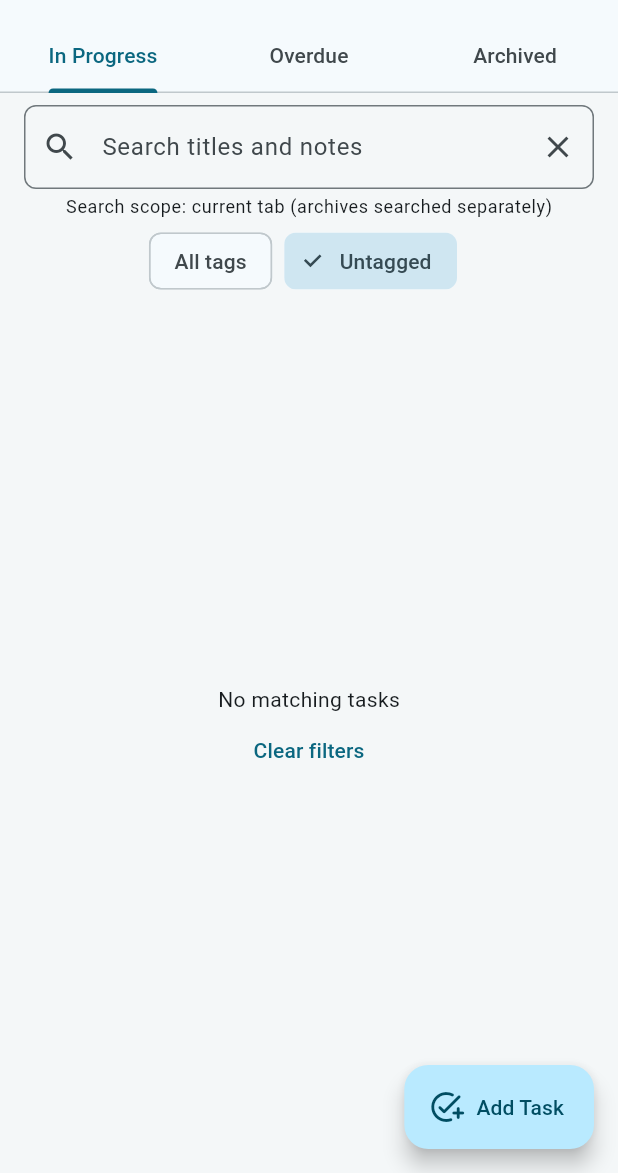
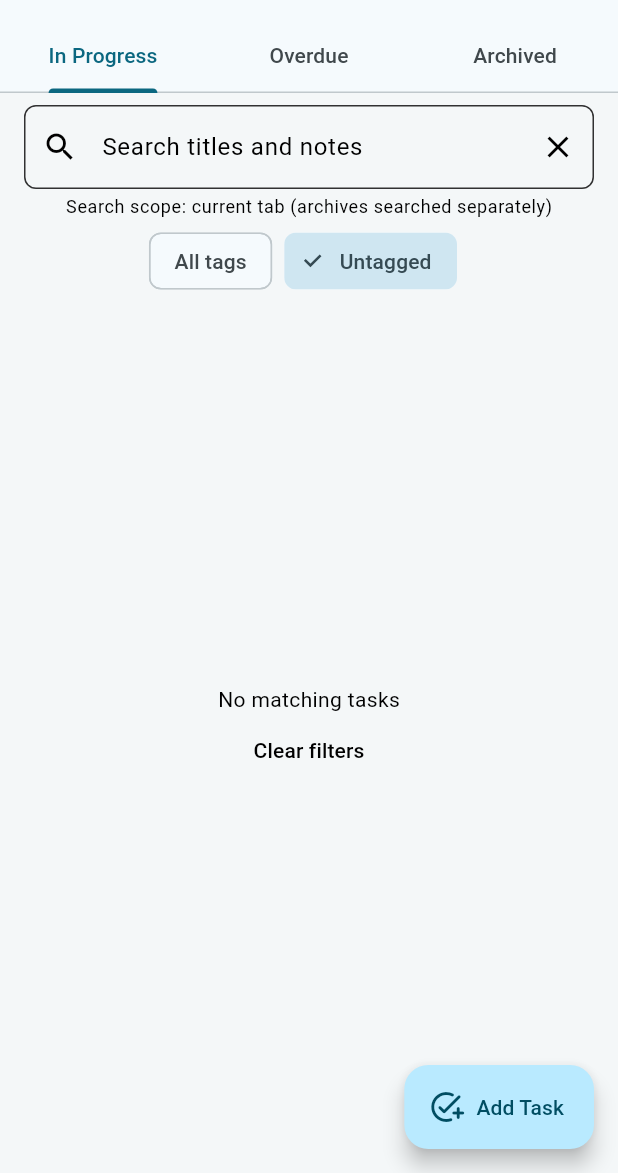
Before and after one commit to MT-Y-TM/next_ddl, a Flutter app: the screen it shows after launch, after a tap on "Untagged", on a phone screen of 412 x 824 dp, the part 63-1236 px from its top. Run offline on Flutter 3.47's test engine with Material 3 defaults, Android fonts, the phone set to English and light mode, and no system bars; our stand-ins replace file_picker, flutter_local_notifications, flutter_riverpod, flutter_secure_storage, flutter_timezone, open_filex and 3 more; missing offline and left inert: flex_color_picker, window_manager; network calls fail.

Commit message:
Adapt canvas text contrast to rendered wallpapers for v1.2.9

```diff
--- /dev/null
+++ b/lib/app/background_readability.dart
@@ -0,0 +1,276 @@
+import 'dart:async';
+import 'dart:math' as math;
+import 'dart:ui' as ui;
+
+import 'package:flutter/material.dart';
+import 'package:flutter/rendering.dart';
+
+import '../utils/background_readability.dart';
+
+class WallpaperReadability extends InheritedWidget {
+  const WallpaperReadability({
+    required this.value,
+    required super.child,
+    super.key,
+  });
+
+  final BackgroundReadability value;
+
+  static BackgroundReadability? maybeOf(BuildContext context) =>
+      context.dependOnInheritedWidgetOfExactType<WallpaperReadability>()?.value;
+
+  @override
+  bool updateShouldNotify(WallpaperReadability oldWidget) =>
+      oldWidget.value.foreground != value.foreground ||
+      oldWidget.value.needsHalo != value.needsHalo;
+}
+
+/// Only opt transparent content into this theme. Cards, chips, filled buttons,
+/// app bars and dialogs keep their original surface/foreground color pairs.
+class WallpaperRegion extends StatelessWidget {
+  const WallpaperRegion({required this.child, super.key});
+  final Widget child;
+
+  @override
+  Widget build(BuildContext context) {
+    final readability = WallpaperReadability.maybeOf(context);
+    if (readability == null) return child;
+    final base = Theme.of(context);
+    final foreground = readability.foreground;
+    TextStyle readable(TextStyle? style) => (style ?? const TextStyle())
+        .copyWith(color: foreground, shadows: readability.shadows);
+    final textTheme = base.textTheme.copyWith(
+      displayLarge: readable(base.textTheme.displayLarge),
+      displayMedium: readable(base.textTheme.displayMedium),
+      displaySmall: readable(base.textTheme.displaySmall),
+      headlineLarge: readable(base.textTheme.headlineLarge),
+      headlineMedium: readable(base.textTheme.headlineMedium),
+      headlineSmall: readable(base.textTheme.headlineSmall),
+      titleLarge: readable(base.textTheme.titleLarge),
+      titleMedium: readable(base.textTheme.titleMedium),
+      titleSmall: readable(base.textTheme.titleSmall),
+      bodyLarge: readable(base.textTheme.bodyLarge),
+      bodyMedium: readable(base.textTheme.bodyMedium),
+      bodySmall: readable(base.textTheme.bodySmall),
+      labelLarge: readable(base.textTheme.labelLarge),
+      labelMedium: readable(base.textTheme.labelMedium),
+      labelSmall: readable(base.textTheme.labelSmall),
+    );
+    final border = BorderSide(color: foreground.withValues(alpha: 0.8));
+    final originalInput = base.inputDecorationTheme;
+    return Theme(
+      data: base.copyWith(
+        textTheme: textTheme,
+        colorScheme: base.colorScheme.copyWith(
+          onSurface: foreground,
+          onSurfaceVariant: foreground,
+        ),
+        iconTheme: base.iconTheme.copyWith(color: foreground),
+        textSelectionTheme: base.textSelectionTheme.copyWith(
+          cursorColor: foreground,
+          selectionHandleColor: foreground,
+          selectionColor: foreground.withValues(alpha: 0.25),
+        ),
+        listTileTheme: base.listTileTheme.copyWith(
+          textColor: foreground,
+          iconColor: foreground,
+          titleTextStyle: readable(base.textTheme.bodyLarge),
+          subtitleTextStyle: readable(base.textTheme.bodyMedium),
+          leadingAndTrailingTextStyle: readable(base.textTheme.bodyMedium),
+        ),
+        inputDecorationTheme: originalInput.copyWith(
+          labelStyle: readable(originalInput.labelStyle),
+          floatingLabelStyle: readable(originalInput.floatingLabelStyle),
+          hintStyle: readable(originalInput.hintStyle),
+          helperStyle: readable(originalInput.helperStyle),
+          prefixIconColor: foreground,
+          suffixIconColor: foreground,
+          enabledBorder:
+              (originalInput.enabledBorder ??
+                      originalInput.border ??
+                      const OutlineInputBorder())
+                  .copyWith(borderSide: border),
+          focusedBorder:
+              (originalInput.focusedBorder ??
+                      originalInput.border ??
+                      const OutlineInputBorder())
+                  .copyWith(borderSide: border.copyWith(width: 2)),
+        ),
+        checkboxTheme: base.checkboxTheme.copyWith(side: border),
+        textButtonTheme: TextButtonThemeData(
+          style: (base.textButtonTheme.style ?? const ButtonStyle()).copyWith(
+            foregroundColor: WidgetStateProperty.resolveWith(
+              (states) => foreground.withValues(
+                alpha: states.contains(WidgetState.disabled) ? 0.5 : 1,
+              ),
+            ),
+          ),
+        ),
+        outlinedButtonTheme: OutlinedButtonThemeData(
+          style: (base.outlinedButtonTheme.style ?? const ButtonStyle())
+              .copyWith(
+                foregroundColor: WidgetStateProperty.resolveWith(
+                  (states) => foreground.withValues(
+                    alpha: states.contains(WidgetState.disabled) ? 0.5 : 1,
+                  ),
+                ),
+                side: WidgetStatePropertyAll(border),
+              ),
+        ),
+      ),
+      child: DefaultTextStyle.merge(
+        style: TextStyle(color: foreground, shadows: readability.shadows),
+        child: child,
+      ),
+    );
+  }
+}
+
+class WallpaperText extends StatelessWidget {
+  const WallpaperText(
+    this.data, {
+    this.style,
+    this.textAlign,
+    this.maxLines,
+    this.overflow,
+    super.key,
+  });
+  final String data;
+  final TextStyle? style;
+  final TextAlign? textAlign;
+  final int? maxLines;
+  final TextOverflow? overflow;
+
+  @override
+  Widget build(BuildContext context) {
+    final readability = WallpaperReadability.maybeOf(context);
+    return Text(
+      data,
+      style: readability == null
+          ? style
+          : (style ?? const TextStyle()).copyWith(
+              color: readability.foreground,
+              shadows: readability.shadows,
+            ),
+      textAlign: textAlign,
+      maxLines: maxLines,
+      overflow: overflow,
+    );
+  }
+}
+
+class BackgroundReadabilityHost extends StatefulWidget {
+  const BackgroundReadabilityHost({
+    required this.background,
+    required this.child,
+    super.key,
+  });
+  final Widget background;
+  final Widget child;
+
+  @override
+  State<BackgroundReadabilityHost> createState() =>
+      _BackgroundReadabilityHostState();
+}
+
+class _BackgroundReadabilityHostState extends State<BackgroundReadabilityHost> {
+  BackgroundReadability? _value;
+  RenderRepaintBoundary? _boundary;
+  var _revision = 0;
+  var _scheduled = false;
+  var _capturing = false;
+
+  void _painted(RenderRepaintBoundary boundary) {
+    _boundary = boundary;
+    _revision++;
+    _schedule();
+  }
+
+  void _schedule() {
+    if (_scheduled || !mounted) return;
+    _scheduled = true;
+    WidgetsBinding.instance.addPostFrameCallback((_) {
+      _scheduled = false;
+      if (mounted && !_capturing) unawaited(_capture());
+    });
+  }
+
+  Future<void> _capture() async {
+    final boundary = _boundary;
+    if (boundary == null || !boundary.attached || boundary.size.isEmpty) return;
+    final revision = _revision;
+    _capturing = true;
+    ui.Image? image;
+    try {
+      // At most 64x64 pixels, independent of phone DPI and original image size.
+      image = await boundary.toImage(
+        pixelRatio: math.min(1, 64 / boundary.size.longestSide),
+      );
+      final bytes = await image.toByteData(
+        format: ui.ImageByteFormat.rawStraightRgba,
+      );
+      if (bytes == null || !mounted || revision != _revision) return;
+      final result = analyzeBackgroundPixels(
+        bytes.buffer.asUint8List(bytes.offsetInBytes, bytes.lengthInBytes),
+      );
+      if (_value?.foreground != result.foreground ||
+          _value?.needsHalo != result.needsHalo) {
+        setState(() => _value = result);
+      } else {
+        _value = result;
+      }
+    } catch (_) {
+      // Keep the last readable state if a renderer cannot provide a readback.
+    } finally {
+      image?.dispose();
+      _capturing = false;
+      if (mounted && revision != _revision) {
+        _schedule();
+        WidgetsBinding.instance.ensureVisualUpdate();
+      }
+    }
+  }
+
+  @override
+  Widget build(BuildContext context) => Stack(
+    fit: StackFit.expand,
+    alignment: Alignment.topLeft,
+    children: [
+      _ReadabilityBoundary(onPaint: _painted, child: widget.background),
+      WallpaperReadability(
+        value:
+            _value ??
+            BackgroundReadability.forColor(
+              Theme.of(context).colorScheme.surface,
+            ),
+        child: widget.child,
+      ),
+    ],
+  );
+}
+
+class _ReadabilityBoundary extends SingleChildRenderObjectWidget {
+  const _ReadabilityBoundary({required this.onPaint, required super.child});
+  final ValueChanged<RenderRepaintBoundary> onPaint;
+
+  @override
+  RenderObject createRenderObject(BuildContext context) =>
+      _ReadabilityRenderBoundary(onPaint);
+
+  @override
+  void updateRenderObject(
+    BuildContext context,
+    covariant _ReadabilityRenderBoundary renderObject,
+  ) => renderObject.onPaint = onPaint;
+}
+
+class _ReadabilityRenderBoundary extends RenderRepaintBoundary {
+  _ReadabilityRenderBoundary(this.onPaint);
+  ValueChanged<RenderRepaintBoundary> onPaint;
+
+  @override
+  void paint(PaintingContext context, Offset offset) {
+    super.paint(context, offset);
+    onPaint(this);
+  }
+}
--- a/lib/app/theme.dart
+++ b/lib/app/theme.dart
@@ -7,6 +7,7 @@ import 'package:flutter_riverpod/flutter_riverpod.dart';
 
 import '../features/tasks/tasks_controller.dart';
 import '../models/app_theme_settings.dart';
+import 'background_readability.dart';
 
 ThemeData buildNextDdlTheme({
   Brightness brightness = Brightness.light,
@@ -84,14 +85,7 @@ class NextDdlAppShell extends StatelessWidget {
 
   @override
   Widget build(BuildContext context) {
-    return Stack(
-      fit: StackFit.expand,
-      alignment: Alignment.topLeft,
-      children: [
-        RepaintBoundary(child: background),
-        child,
-      ],
-    );
+    return BackgroundReadabilityHost(background: background, child: child);
   }
 }
 
@@ -200,6 +194,7 @@ class _ImageBackgroundState extends State<_ImageBackground> {
         return Stack(
           fit: StackFit.expand,
           children: [
+            ColoredBox(color: Color(settings.solidBackgroundColorValue)),
             ImageFiltered(
               imageFilter: ImageFilter.blur(
                 sigmaX: settings.imageBlurSigma,
@@ -227,7 +222,8 @@ class _ImageBackgroundState extends State<_ImageBackground> {
       if (!mounted) {
         return;
       }
-      precacheImage(imageProvider, context);
+      // Image.errorBuilder already renders the configured fallback.
+      precacheImage(imageProvider, context, onError: (_, _) {});
     });
   }
 }
--- a/lib/features/settings/settings_page.dart
+++ b/lib/features/settings/settings_page.dart
@@ -1,4 +1,5 @@
 import 'package:flutter/material.dart';
+import '../../app/background_readability.dart';
 import 'package:flutter_riverpod/flutter_riverpod.dart';
 import 'package:next_ddl/l10n/app_localizations.dart';
 
@@ -779,10 +780,10 @@ class _ImportDataPageState extends ConsumerState<_ImportDataPage> {
         child: Column(
           crossAxisAlignment: CrossAxisAlignment.start,
           children: [
-            Text(l10n.importJsonHint),
+            WallpaperText(l10n.importJsonHint),
             const SizedBox(height: 16),
             if (_busy) const LinearProgressIndicator(),
-            if (_message != null) Text(_message!),
+            if (_message != null) WallpaperText(_message!),
             FilledButton(
               onPressed: _busy
                   ? null
--- a/lib/features/tasks/task_list_page.dart
+++ b/lib/features/tasks/task_list_page.dart
@@ -15,6 +15,7 @@ import 'task_edit_page.dart';
 import 'tasks_controller.dart';
 import 'task_ui_helpers.dart';
 import 'task_ui_strings.dart';
+import '../../app/background_readability.dart';
 
 class TaskListPage extends ConsumerStatefulWidget {
   const TaskListPage({super.key});
@@ -272,6 +273,7 @@ class _TaskListPageState extends ConsumerState<TaskListPage> {
                         children: [
                           Padding(
                             padding: const EdgeInsets.fromLTRB(16, 8, 16, 0),
+                            child: WallpaperRegion(
                               child: TextField(
                                 controller: _search,
                                 onChanged: (_) => setState(() {}),
@@ -286,12 +288,13 @@ class _TaskListPageState extends ConsumerState<TaskListPage> {
                                 ),
                               ),
                             ),
+                          ),
                           Padding(
                             padding: const EdgeInsets.symmetric(
                               horizontal: 16,
                               vertical: 4,
                             ),
-                            child: Text(
+                            child: WallpaperText(
                               strings.scope,
                               style: Theme.of(context).textTheme.bodySmall,
                             ),
@@ -380,7 +383,7 @@ class _TaskListPageState extends ConsumerState<TaskListPage> {
           error: (error, stackTrace) => Center(
             child: Padding(
               padding: const EdgeInsets.all(24),
-              child: Text(error.toString()),
+              child: WallpaperText(error.toString()),
             ),
           ),
           loading: () => const Center(child: CircularProgressIndicator()),
@@ -445,17 +448,19 @@ class _TaskTabViewState extends State<_TaskTabView> {
           child: Column(
             mainAxisSize: MainAxisSize.min,
             children: [
-              Text(TaskUiStrings(context).noResults),
-              TextButton(
+              WallpaperText(TaskUiStrings(context).noResults),
+              WallpaperRegion(
+                child: TextButton(
                   onPressed: widget.onClear,
                   child: Text(TaskUiStrings(context).clear),
+                ),
               ),
             ],
           ),
         );
       }
       if (widget.emptyMessage != null) {
-        return Center(child: Text(widget.emptyMessage!));
+        return Center(child: WallpaperText(widget.emptyMessage!));
       }
       return _EmptyState(
         onCreate: () {
@@ -474,7 +479,7 @@ class _TaskTabViewState extends State<_TaskTabView> {
         itemBuilder: (context, index) => index == 0
             ? Padding(
                 padding: const EdgeInsets.symmetric(horizontal: 16),
-                child: Text(
+                child: WallpaperText(
                   widget.summary,
                   style: Theme.of(context).textTheme.bodyMedium,
                 ),
@@ -872,15 +877,17 @@ class _EmptyState extends StatelessWidget {
             Icon(
               Icons.event_busy_outlined,
               size: 64,
-              color: Theme.of(context).colorScheme.primary,
+              color:
+                  WallpaperReadability.maybeOf(context)?.foreground ??
+                  Theme.of(context).colorScheme.primary,
             ),
             const SizedBox(height: 16),
-            Text(
+            WallpaperText(
               l10n.noTasksTitle,
               style: Theme.of(context).textTheme.headlineSmall,
             ),
             const SizedBox(height: 8),
-            Text(
+            WallpaperText(
               l10n.noTasksBody,
               style: Theme.of(context).textTheme.bodyMedium,
               textAlign: TextAlign.center,
--- /dev/null
+++ b/lib/utils/background_readability.dart
@@ -0,0 +1,120 @@
+import 'dart:math' as math;
+import 'dart:typed_data';
+
+import 'package:flutter/painting.dart';
+
+class BackgroundReadability {
+  const BackgroundReadability({
+    required this.dominantColor,
+    required this.meanLuminance,
+    required this.foreground,
+    required this.readableFraction,
+  });
+
+  final Color dominantColor;
+  final double meanLuminance;
+  final Color foreground;
+  final double readableFraction;
+
+  bool get needsHalo => readableFraction < 0.95;
+
+  List<Shadow> get shadows => needsHalo
+      ? [
+          for (final offset in const [
+            Offset(-0.6, 0),
+            Offset(0.6, 0),
+            Offset(0, -0.6),
+            Offset(0, 0.6),
+          ])
+            Shadow(
+              color:
+                  (foreground == const Color(0xFFFFFFFF)
+                          ? const Color(0xFF000000)
+                          : const Color(0xFFFFFFFF))
+                      .withValues(alpha: 0.85),
+              offset: offset,
+              blurRadius: 1.5,
+            ),
+        ]
+      : const [];
+
+  factory BackgroundReadability.forColor(Color color) =>
+      analyzeBackgroundPixels(
+        Uint8List.fromList([
+          color.r.mul255,
+          color.g.mul255,
+          color.b.mul255,
+          color.a.mul255,
+        ]),
+      );
+}
+
+extension on double {
+  int get mul255 => (this * 255).round().clamp(0, 255);
+}
+
+double backgroundContrastRatio(Color a, Color b) {
+  final left = a.computeLuminance();
+  final right = b.computeLuminance();
+  return (math.max(left, right) + 0.05) / (math.min(left, right) + 0.05);
+}
+
+/// Analyze the final painted pixels, not the uncropped source photograph.
+/// Coverage avoids treating a few bright highlights as a bright wallpaper.
+BackgroundReadability analyzeBackgroundPixels(
+  Uint8List rgba, {
+  Color fallback = const Color(0xFFF4F7F8),
+}) {
+  final histogram = <int, List<int>>{};
+  var whiteReadable = 0;
+  var blackReadable = 0;
+  var luminanceSum = 0.0;
+  var count = 0;
+  final fallbackR = fallback.r * 255;
+  final fallbackG = fallback.g * 255;
+  final fallbackB = fallback.b * 255;
+  for (var i = 0; i + 3 < rgba.length; i += 4) {
+    final alpha = rgba[i + 3] / 255;
+    final r = (rgba[i] * alpha + fallbackR * (1 - alpha)).round();
+    final g = (rgba[i + 1] * alpha + fallbackG * (1 - alpha)).round();
+    final b = (rgba[i + 2] * alpha + fallbackB * (1 - alpha)).round();
+    final luminance =
+        0.2126 * _linearRgb[r] +
+        0.7152 * _linearRgb[g] +
+        0.0722 * _linearRgb[b];
+    if (1.05 / (luminance + 0.05) >= 4.5) whiteReadable++;
+    if ((luminance + 0.05) / 0.05 >= 4.5) blackReadable++;
+    luminanceSum += luminance;
+    final bucket = ((r >> 4) << 8) | ((g >> 4) << 4) | (b >> 4);
+    final bin = histogram.putIfAbsent(bucket, () => [0, 0, 0, 0]);
+    bin[0]++;
+    bin[1] += r;
+    bin[2] += g;
+    bin[3] += b;
+    count++;
+  }
+  if (count == 0) return BackgroundReadability.forColor(fallback);
+  final dominant = histogram.values.reduce((a, b) => a[0] >= b[0] ? a : b);
+  final mean = luminanceSum / count;
+  final white = whiteReadable == blackReadable
+      ? 1.05 / (mean + 0.05) >= (mean + 0.05) / 0.05
+      : whiteReadable > blackReadable;
+  return BackgroundReadability(
+    dominantColor: Color.fromARGB(
+      255,
+      dominant[1] ~/ dominant[0],
+      dominant[2] ~/ dominant[0],
+      dominant[3] ~/ dominant[0],
+    ),
+    meanLuminance: mean,
+    foreground: white ? const Color(0xFFFFFFFF) : const Color(0xFF000000),
+    readableFraction: (white ? whiteReadable : blackReadable) / count,
+  );
+}
+
+final _linearRgb = List<double>.generate(256, (byte) {
+  final channel = byte / 255;
+  return channel <= 0.04045
+      ? channel / 12.92
+      : math.pow((channel + 0.055) / 1.055, 2.4).toDouble();
+}, growable: false);
--- a/pubspec.yaml
+++ b/pubspec.yaml
@@ -1,7 +1,7 @@
 name: next_ddl
 description: "Next DDL deadline app."
 publish_to: 'none'
-version: 1.2.8+1
+version: 1.2.9+1
 
 environment:
   sdk: ^3.10.1
@@ -31,6 +31,8 @@ dependencies:
 
   intl: ^0.20.2
 dev_dependencies:
+  integration_test:
+    sdk: flutter
   flutter_test:
     sdk: flutter
   flutter_lints: ^6.0.0
```
Also changed, not shown: lib/features/backup/backup_page.dart (+20 -7 lines), lib/features/tasks/task_detail_page.dart (+13 -5 lines), lib/features/tasks/task_edit_page.dart (+31 -8 lines), lib/features/tasks/task_planning_page.dart (+15 -9 lines), pubspec.lock, 4 other files. Lines whose indentation alone changed are shown as unchanged.
